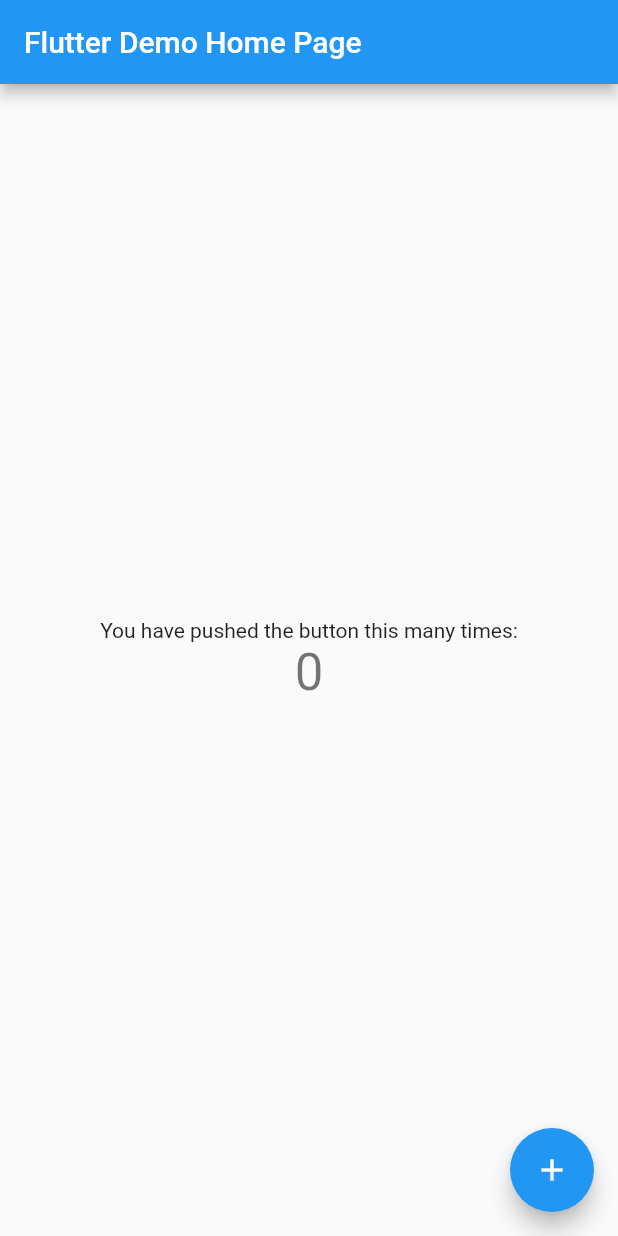
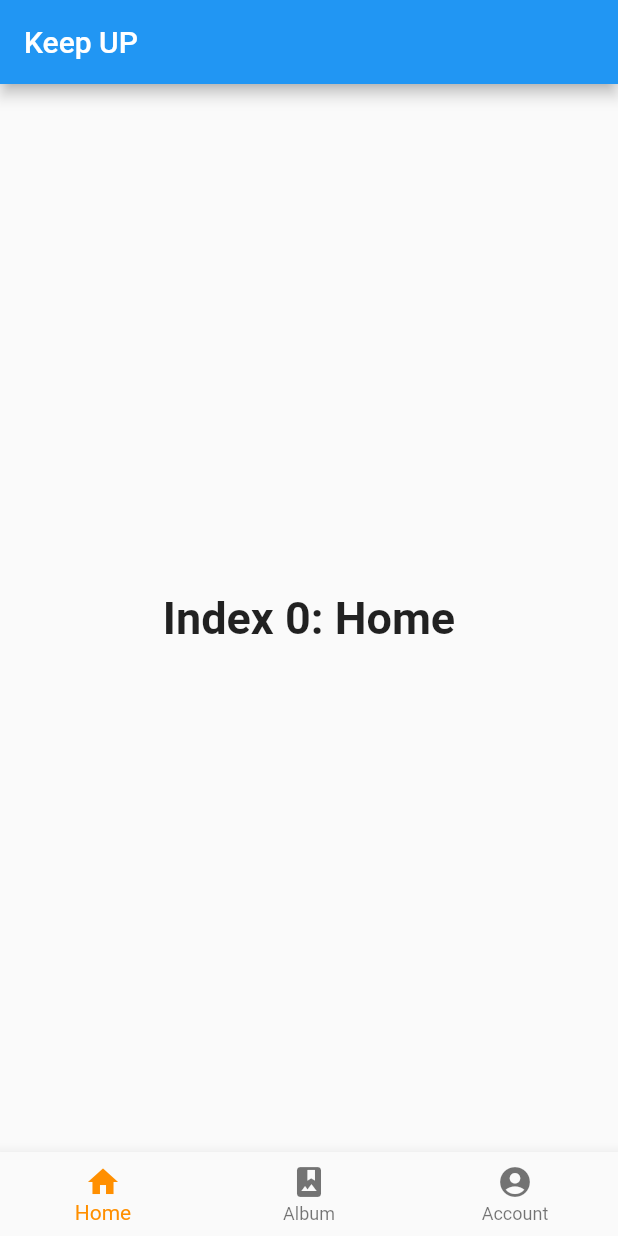
Before and after one commit to haruharu3220/KeepUp, a Flutter app: the screen it shows after launch, on a phone screen of 412 x 824 dp. Run offline on Flutter 3.47's test engine with Material 2 defaults, Android fonts, the light colour scheme and no system bars.

Commit message:
フッダーの作成

```diff
--- a/lib/main.dart
+++ b/lib/main.dart
@@ -6,7 +6,6 @@
 
 class MyApp extends StatelessWidget {
   const MyApp({super.key});
-
   // This widget is the root of your application.
   @override
   Widget build(BuildContext context) {
@@ -15,7 +14,7 @@
       theme: ThemeData(
         primarySwatch: Colors.blue,
       ),
-      home: const MyHomePage(title: 'Flutter Demo Home Page'),
+      home: const MyHomePage(title: 'Keep UP'),
     );
   }
 }
@@ -30,14 +29,29 @@
 }
 
 class _MyHomePageState extends State<MyHomePage> {
-  int _counter = 0;
 
-  void _incrementCounter() {
+  int _selectedIndex = 0;
+  static const TextStyle optionStyle = TextStyle(fontSize: 30, fontWeight: FontWeight.bold);
+  static const List<Widget> _widgetOptions = <Widget>[
+    Text(
+      'Index 0: Home',
+      style: optionStyle,
+    ),
+    Text(
+      'Index 1: Business',
+      style: optionStyle,
+    ),
+    Text(
+      'Index 2: School',
+      style: optionStyle,
+    ),
+  ];
+
+  void _onItemTapped(int index) {
     setState(() {
-      _counter++;
+      _selectedIndex = index;
     });
   }
-
   @override
   Widget build(BuildContext context) {
     return Scaffold(
@@ -45,24 +59,47 @@
         title: Text(widget.title),
       ),
       body: Center(
-        child: Column(
-          mainAxisAlignment: MainAxisAlignment.center,
-          children: <Widget>[
-            const Text(
-              'You have pushed the button this many times:',
-            ),
-            Text(
-              '$_counter',
-              style: Theme.of(context).textTheme.headline4,
-            ),
-          ],
-        ),
+        child: _widgetOptions.elementAt(_selectedIndex),
       ),
-      floatingActionButton: FloatingActionButton(
-        onPressed: _incrementCounter,
-        tooltip: 'Increment',
-        child: const Icon(Icons.add),
-      ), // This trailing comma makes auto-formatting nicer for build methods.
+      bottomNavigationBar: BottomNavigationBar(
+        items: const <BottomNavigationBarItem>[
+          BottomNavigationBarItem(
+              icon: Icon(Icons.home),
+              label: 'Home'),
+          BottomNavigationBarItem(
+              icon: Icon(Icons.photo_album),
+              label: 'Album'),
+          BottomNavigationBarItem(
+              icon: Icon(Icons.account_circle),
+              label: 'Account'),
+        ],
+        currentIndex: _selectedIndex,
+        selectedItemColor: Colors.amber[800],
+        onTap: _onItemTapped,
+        type: BottomNavigationBarType.fixed,
+      ),
     );
   }
 }
+
+class PageWidget extends StatelessWidget {
+  final Color color;
+  final String title;
+
+  PageWidget({required Key key, required this.color, required this.title}) : super(key: key);
+
+  @override
+  Widget build(BuildContext context) {
+    return Container(
+      color: color,
+      child: Center(
+        child: Text(
+          title,
+          style: TextStyle(
+            fontSize: 25,
+          ),
+        ),
+      ),
+    );
+  }
+}
```
Also changed, not shown: 1 other file.
